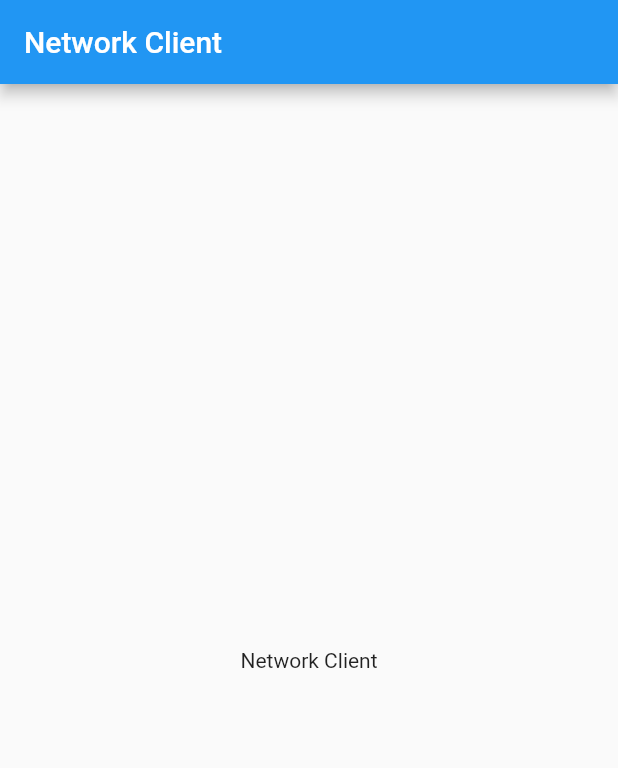
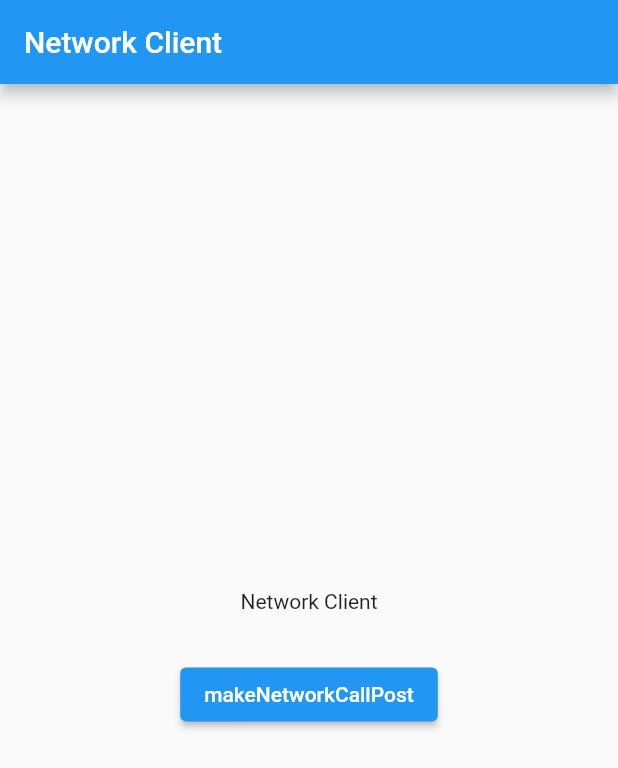
Before and after one commit to ulisinn/refrigerator_magnets, a Flutter app: the screen it shows after launch, on a phone screen of 412 x 824 dp. Shown: the top 768 px of the screen. Run offline on Flutter 3.47's test engine with Material 2 defaults, Android fonts, the phone set to English and light mode, and no system bars; our stand-ins replace go_router; network calls fail.

Commit message:
HttpMethod.post + generic send method added

```diff
--- a/lib/core/networking/app_request.dart
+++ b/lib/core/networking/app_request.dart
@@ -1,8 +1,17 @@
 import 'package:flutter/foundation.dart';
 
-class AppRequest{
+enum HttpMethod {
+  get,
+  post,
+  put,
+  patch,
+  delete,
+}
 
-  AppRequest({required this.url});
+class AppRequest {
+  AppRequest({required this.url, this.payload, this.method});
+
   final String url;
-
+  final HttpMethod? method;
+  final Map<String, dynamic>? payload;
 }
--- a/lib/core/networking/app_response.dart
+++ b/lib/core/networking/app_response.dart
@@ -8,7 +8,7 @@ class AppResponse {
         statusCode = null,
         rawResponse = null;
 
-  final bool isValid;
   final int? statusCode;
   final Map<String, dynamic>? rawResponse;
+  final bool isValid;
 }
--- a/lib/features/screens/network_client.dart
+++ /dev/null
@@ -1,43 +0,0 @@
-import 'package:flutter/material.dart';
-import 'package:magnets/core/networking/app_http_client.dart';
-import 'package:magnets/core/networking/app_request.dart';
-
-class NetWorkClientScreen extends StatefulWidget {
-  const NetWorkClientScreen({super.key});
-
-  @override
-  State<NetWorkClientScreen> createState() => _NetWorkClientScreen();
-}
-
-class _NetWorkClientScreen extends State<NetWorkClientScreen> {
-  Future<dynamic> makeNetworkCallGet() async {
-    final httpClient = AppHttpClient();
-    final request = AppRequest(
-      url: 'todos/1',
-    );
-    final response = await httpClient.get(request);
-    print('==== isValid: ${response.isValid}');
-    print(response.rawResponse);
-  }
-
-  @override
-  initState() {
-    // TODO: implement initState
-    super.initState();
-    makeNetworkCallGet();
-  }
-  @override
-  Widget build(BuildContext context) {
-
-
-
-    return Scaffold(
-      appBar: AppBar(
-        title: const Text('Network Client'),
-      ),
-      body: const Center(
-        child: Text('Network Client'),
-      ),
-    );
-  }
-}
--- /dev/null
+++ b/lib/features/screens/network_client_screen.dart
@@ -0,0 +1,69 @@
+import 'package:flutter/material.dart';
+import 'package:magnets/core/networking/app_http_client.dart';
+import 'package:magnets/core/networking/app_request.dart';
+
+class NetWorkClientScreen extends StatefulWidget {
+  const NetWorkClientScreen({super.key});
+
+  @override
+  State<NetWorkClientScreen> createState() => _NetWorkClientScreen();
+}
+
+class _NetWorkClientScreen extends State<NetWorkClientScreen> {
+  Future<dynamic> makeNetworkCallPost() async {
+    final Map<String, dynamic> jsonMap = {
+      'userId': 1,
+      'id': 1,
+      'title': 'Some other title',
+      'completed': false,
+    };
+    final httpClient = AppHttpClient();
+    final request = AppRequest(
+      url: 'posts',
+      payload: jsonMap,
+    );
+    final response = await httpClient.post(request);
+    print('==== POST statusCode: ${response.statusCode}');
+    print(response.rawResponse);
+  }
+
+  Future<dynamic> makeNetworkCallGet() async {
+    final httpClient = AppHttpClient();
+    final request = AppRequest(
+      url: 'todos/1',
+    );
+    final response = await httpClient.get(request);
+    print('==== GET statusCode: ${response.statusCode}');
+    print(response.rawResponse);
+  }
+
+  @override
+  void initState() {
+    // TODO: implement initState
+    super.initState();
+    makeNetworkCallGet();
+  }
+
+  @override
+  Widget build(BuildContext context) {
+    return Scaffold(
+      appBar: AppBar(
+        title: const Text('Network Client'),
+      ),
+      body: Center(
+        child: Column(
+          mainAxisAlignment: MainAxisAlignment.center,
+          children: [
+            const Text('Network Client'),
+            const SizedBox(
+              height: 30,
+            ),
+            ElevatedButton(
+                onPressed: makeNetworkCallPost,
+                child: Text('makeNetworkCallPost'))
+          ],
+        ),
+      ),
+    );
+  }
+}
--- a/lib/routing/app_router.dart
+++ b/lib/routing/app_router.dart
@@ -3,7 +3,7 @@ import 'package:magnets/features/screens/authenticated_landing_screen.dart';
 import 'package:magnets/features/screens/create_account_screen.dart';
 import 'package:magnets/features/screens/login_screen.dart';
 import 'package:magnets/features/screens/logout.dart';
-import 'package:magnets/features/screens/network_client.dart';
+import 'package:magnets/features/screens/network_client_screen.dart';
 import 'package:magnets/features/screens/splash_screen.dart';
 
 enum AppRoute {
```
Also changed, not shown: lib/core/networking/app_http_client.dart (+61 -3 lines).
